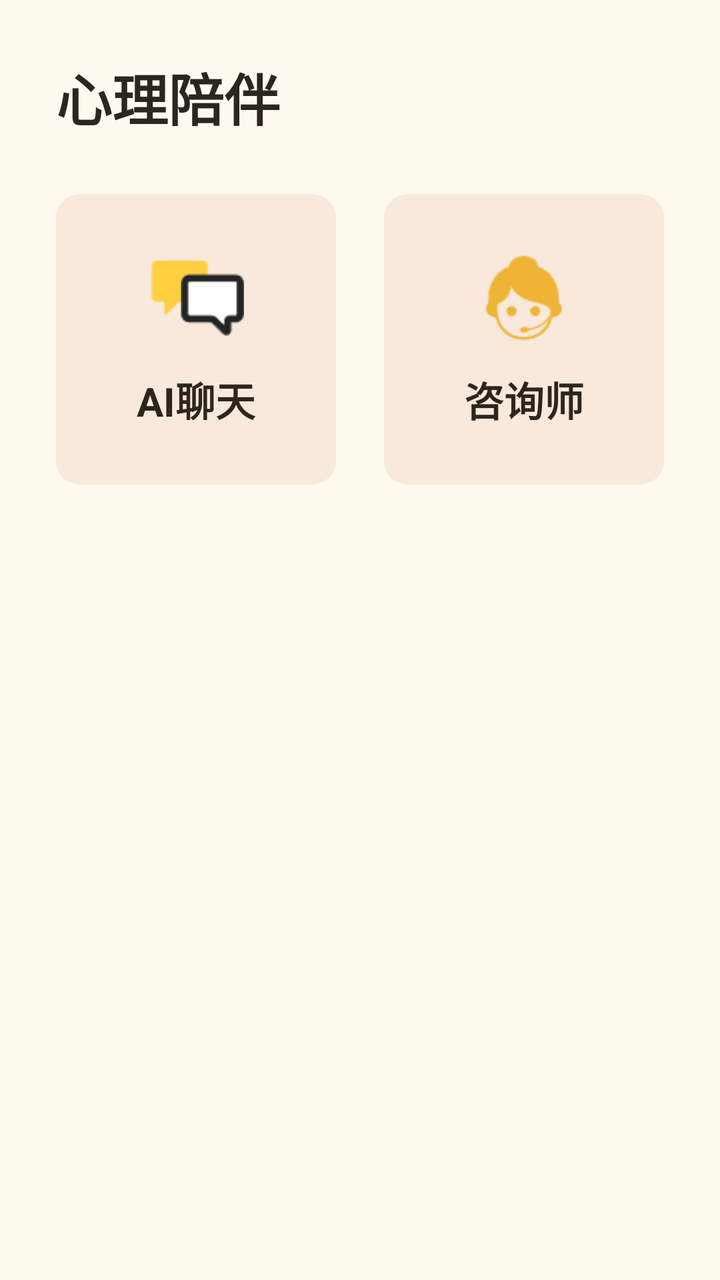
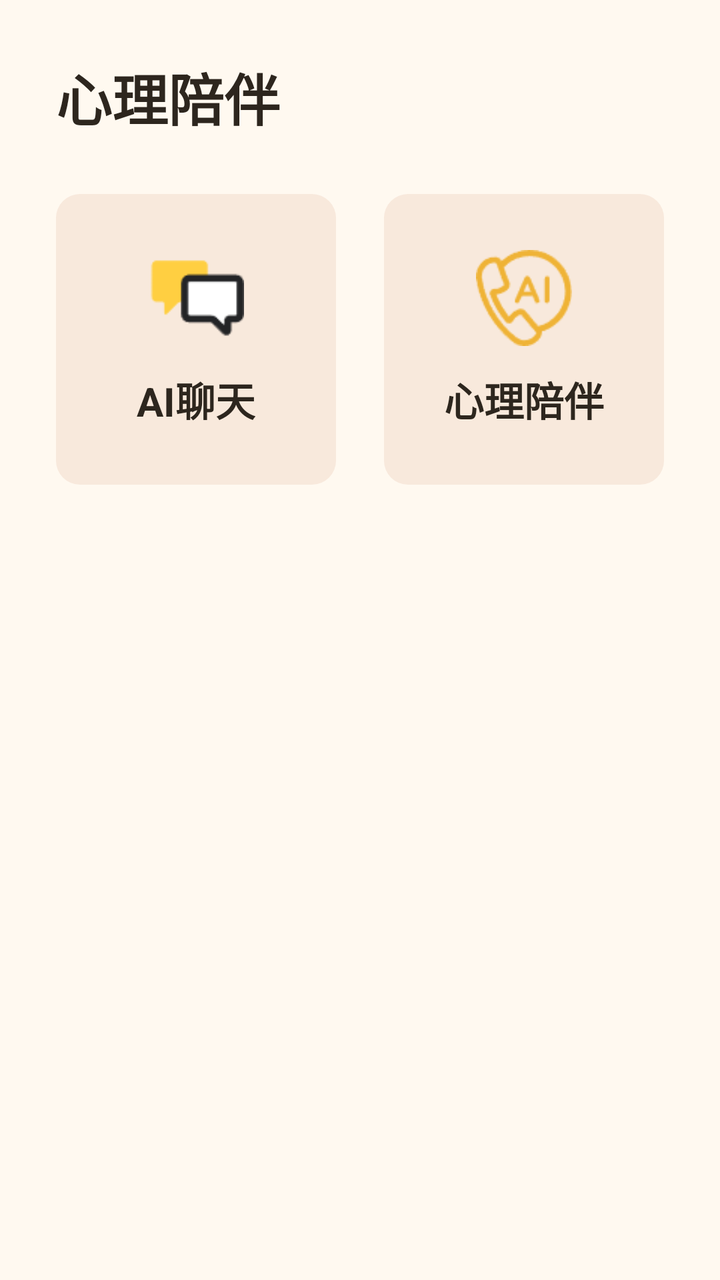

The first picture is an Android layout as it rendered before a commit; the second is the same layout after the commit. The layout source and the unified diff follow.
<!-- AndroidManifest.xml: application theme Theme.YinFuApp -->
<!-- res/layout/fragment_psychology.xml -->
<?xml version="1.0" encoding="utf-8"?>

<LinearLayout
    xmlns:android="http://schemas.android.com/apk/res/android"
    android:layout_width="match_parent"
    android:layout_height="match_parent"
    android:orientation="vertical"
    android:background="@color/bg_page"
    android:padding="@dimen/spacing_lg">

    <TextView
        android:layout_width="match_parent"
        android:layout_height="wrap_content"
        android:text="@string/psychology_support"
        android:textSize="@dimen/font_size_title"
        android:textColor="@color/text_primary"
        android:textStyle="bold"
        android:layout_marginBottom="@dimen/spacing_lg"/>

    <LinearLayout
        android:layout_width="match_parent"
        android:layout_height="wrap_content"
        android:orientation="horizontal"
        android:layout_marginBottom="@dimen/spacing_md">

        <LinearLayout
            android:id="@+id/ai_chat_card"
            android:layout_width="0dp"
            android:layout_height="wrap_content"
            android:layout_weight="1"
            android:orientation="vertical"
            android:background="@drawable/feature_card_background"
            android:padding="@dimen/spacing_lg"
            android:gravity="center"
            android:layout_marginEnd="@dimen/spacing_sm"
            android:clickable="true"
            android:focusable="true">

            <ImageView
                android:layout_width="@dimen/icon_size_md"
                android:layout_height="@dimen/icon_size_md"
                android:src="@drawable/social_chat"
                android:contentDescription="@string/ai_chat"/>

            <TextView
                android:layout_width="wrap_content"
                android:layout_height="wrap_content"
                android:text="@string/ai_chat"
                android:textSize="@dimen/font_size_md"
                android:textColor="@color/text_primary"
                android:textStyle="bold"
                android:gravity="center"
                android:layout_marginTop="@dimen/spacing_sm"/>

        </LinearLayout>

        <LinearLayout
            android:id="@+id/counselor_card"
            android:layout_width="0dp"
            android:layout_height="wrap_content"
            android:layout_weight="1"
            android:orientation="vertical"
            android:background="@drawable/feature_card_background"
            android:padding="@dimen/spacing_lg"
            android:gravity="center"
            android:layout_marginStart="@dimen/spacing_sm"
            android:clickable="true"
            android:focusable="true">

            <ImageView
                android:layout_width="@dimen/icon_size_md"
                android:layout_height="@dimen/icon_size_md"
                android:src="@drawable/consult"
                android:contentDescription="@string/counselor"/>

            <TextView
                android:layout_width="wrap_content"
                android:layout_height="wrap_content"
                android:text="@string/counselor"
                android:textSize="@dimen/font_size_md"
                android:textColor="@color/text_primary"
                android:textStyle="bold"
                android:gravity="center"
                android:layout_marginTop="@dimen/spacing_sm"/>

        </LinearLayout>

    </LinearLayout>

    <LinearLayout
        android:layout_width="match_parent"
        android:layout_height="wrap_content"
        android:orientation="horizontal">

        <LinearLayout
            android:layout_width="0dp"
            android:layout_height="wrap_content"
            android:layout_weight="1"
            android:orientation="vertical"
            android:visibility="invisible">

            <ImageView
                android:layout_width="@dimen/icon_size_md"
                android:layout_height="@dimen/icon_size_md"
                android:src="@drawable/consult"/>

            <TextView
                android:layout_width="wrap_content"
                android:layout_height="wrap_content"
                android:text="@string/psychology_test"
                android:textSize="@dimen/font_size_md"
                android:textColor="@color/text_primary"
                android:textStyle="bold"
                android:gravity="center"
                android:layout_marginTop="@dimen/spacing_sm"/>

        </LinearLayout>

        <LinearLayout
            android:layout_width="0dp"
            android:layout_height="wrap_content"
            android:layout_weight="1"
            android:orientation="vertical"
            android:visibility="invisible">

            <ImageView
                android:layout_width="@dimen/icon_size_md"
                android:layout_height="@dimen/icon_size_md"
                android:src="@drawable/relax"/>

            <TextView
                android:layout_width="wrap_content"
                android:layout_height="wrap_content"
                android:text="@string/relaxation"
                android:textSize="@dimen/font_size_md"
                android:textColor="@color/text_primary"
                android:textStyle="bold"
                android:gravity="center"
                android:layout_marginTop="@dimen/spacing_sm"/>

        </LinearLayout>

    </LinearLayout>

</LinearLayout>
<!-- resources referenced by this layout -->
<resources>
  <color name="bg_page">#FFF9F0</color>
  <color name="text_primary">#2D261E</color>
  <dimen name="font_size_md">20sp</dimen>
  <dimen name="font_size_title">28sp</dimen>
  <dimen name="icon_size_md">48dp</dimen>
  <dimen name="spacing_lg">28dp</dimen>
  <dimen name="spacing_md">20dp</dimen>
  <dimen name="spacing_sm">12dp</dimen>
  <!-- drawable consult: png bitmap (drawable, 1835 bytes) -->
  <!-- drawable feature_card_background (drawable) -->
  <?xml version="1.0" encoding="utf-8"?>
  
  <shape xmlns:android="http://schemas.android.com/apk/res/android"
      android:shape="rectangle">
      <solid android:color="#20C97B4F"/>
      <corners android:radius="12dp"/>
  </shape>
  <!-- drawable relax: png bitmap (drawable, 2299 bytes) -->
  <!-- drawable social_chat: png bitmap (drawable, 1000 bytes) -->
  <string name="ai_chat">AI聊天</string>
  <string name="counselor">咨询师</string>
  <string name="psychology_support">心理陪伴</string>
  <string name="psychology_test">心理测试</string>
  <string name="relaxation">放松训练</string>
  <style name="Theme.YinFuApp" parent="Theme.MaterialComponents.DayNight.NoActionBar">
          <item name="colorPrimary">@color/primary</item>
          <item name="colorPrimaryDark">@color/primary_dark</item>
          <item name="colorAccent">@color/accent</item>
          <item name="android:windowBackground">@color/bg_page</item>
          <item name="android:statusBarColor">@android:color/transparent</item>
          <item name="android:navigationBarColor">@android:color/transparent</item>
          <item name="android:windowLightStatusBar">false</item>
          <item name="android:windowSoftInputMode">adjustPan</item>
      </style>
  <color name="primary">#C97B4F</color>
  <color name="primary_dark">#B96B3F</color>
  <color name="accent">#B5544B</color>
</resources>

<!-- the commit's change to res/layout/fragment_psychology.xml (unified diff, before → after) -->
@@ -70,13 +70,13 @@
             <ImageView
                 android:layout_width="@dimen/icon_size_md"
                 android:layout_height="@dimen/icon_size_md"
-                android:src="@drawable/consult"
-                android:contentDescription="@string/counselor"/>
+                android:src="@drawable/ic_phone_1"
+                android:contentDescription="@string/ai_call"/>
 
             <TextView
                 android:layout_width="wrap_content"
                 android:layout_height="wrap_content"
-                android:text="@string/counselor"
+                android:text="@string/ai_call"
                 android:textSize="@dimen/font_size_md"
                 android:textColor="@color/text_primary"
                 android:textStyle="bold"
<!-- resource entries referenced after the edit -->
@@ -17,10 +17,11 @@
       <solid android:color="#20C97B4F"/>
       <corners android:radius="12dp"/>
   </shape>
+  <!-- drawable ic_phone_1: png bitmap (drawable, 2741 bytes) -->
   <!-- drawable relax: png bitmap (drawable, 2299 bytes) -->
   <!-- drawable social_chat: png bitmap (drawable, 1000 bytes) -->
+  <string name="ai_call">心理陪伴</string>
   <string name="ai_chat">AI聊天</string>
-  <string name="counselor">咨询师</string>
   <string name="psychology_support">心理陪伴</string>
   <string name="psychology_test">心理测试</string>
   <string name="relaxation">放松训练</string>
